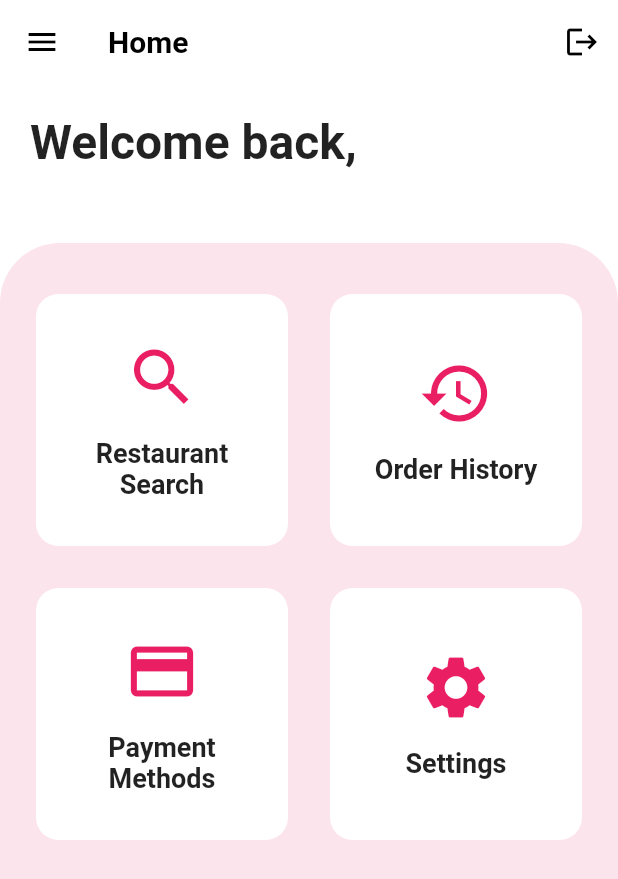
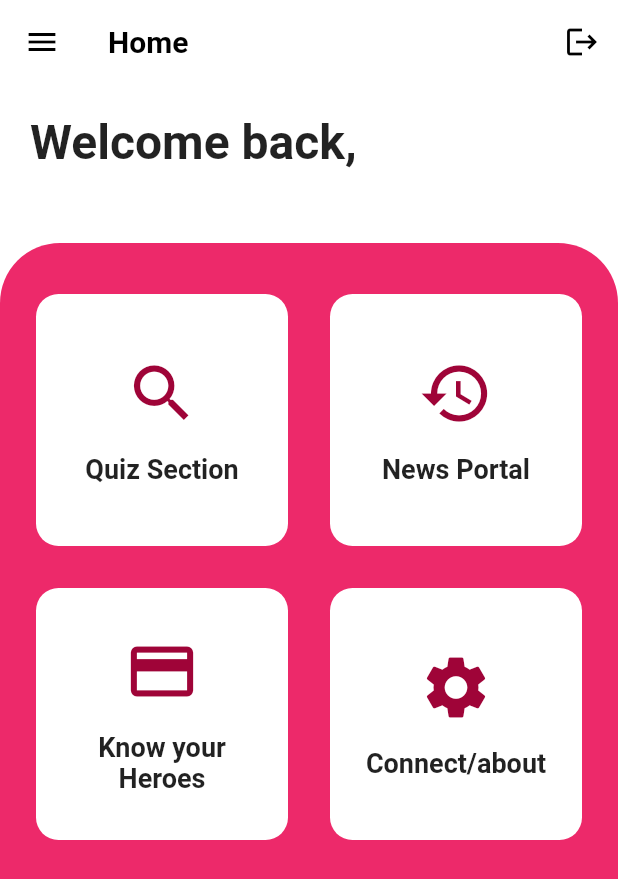
Before and after one commit to try-akash-succeed/final_year_app, a Flutter app: the screen it shows once a user with an empty profile is signed in, on a phone screen of 412 x 824 dp. Shown: the top 879 px of the screen. Run offline on Flutter 3.47's test engine with Material 2 defaults, Android fonts, the phone set to English and light mode, and no system bars; our stand-ins replace cloud_firestore, firebase_auth, firebase_core, google_fonts; accounts and stored records are empty.

Commit message:
minor testing commit 16.03.23

```diff
--- a/lib/home_page.dart
+++ b/lib/home_page.dart
@@ -70,7 +70,7 @@ class _HomePageState extends State<HomePage> {
                     topLeft: Radius.circular(40),
                     topRight: Radius.circular(40),
                   ),
-                  color: Colors.pink[50],
+                  color: Color.fromARGB(255, 237, 41, 106),
                 ),
                 child: GridView.count(
                   padding: EdgeInsets.symmetric(horizontal: 20, vertical: 30),
@@ -79,28 +79,28 @@ class _HomePageState extends State<HomePage> {
                   mainAxisSpacing: 20,
                   children: [
                     _buildFunctionalityCard(
-                      'Restaurant Search',
+                      'Quiz Section',
                       Icons.search,
                       () {
                         // TODO: Implement functionality
                       },
                     ),
                     _buildFunctionalityCard(
-                      'Order History',
+                      'News Portal',
                       Icons.history,
                       () {
                         // TODO: Implement functionality
                       },
                     ),
                     _buildFunctionalityCard(
-                      'Payment Methods',
+                      'Know your Heroes',
                       Icons.payment,
                       () {
                         // TODO: Implement functionality
                       },
                     ),
                     _buildFunctionalityCard(
-                      'Settings',
+                      'Connect/about',
                       Icons.settings,
                       () {
                         // TODO: Implement functionality
@@ -133,7 +133,7 @@ class _HomePageState extends State<HomePage> {
           child: Column(
             mainAxisAlignment: MainAxisAlignment.center,
             children: [
-              Icon(icon, size: 50, color: Colors.pink),
+              Icon(icon, size: 50, color: Color.fromARGB(255, 159, 4, 56)),
               SizedBox(height: 15),
               Text(
                 title,
```
Also changed, not shown: lib/quiz_page.dart (added, +94 -0 lines).
